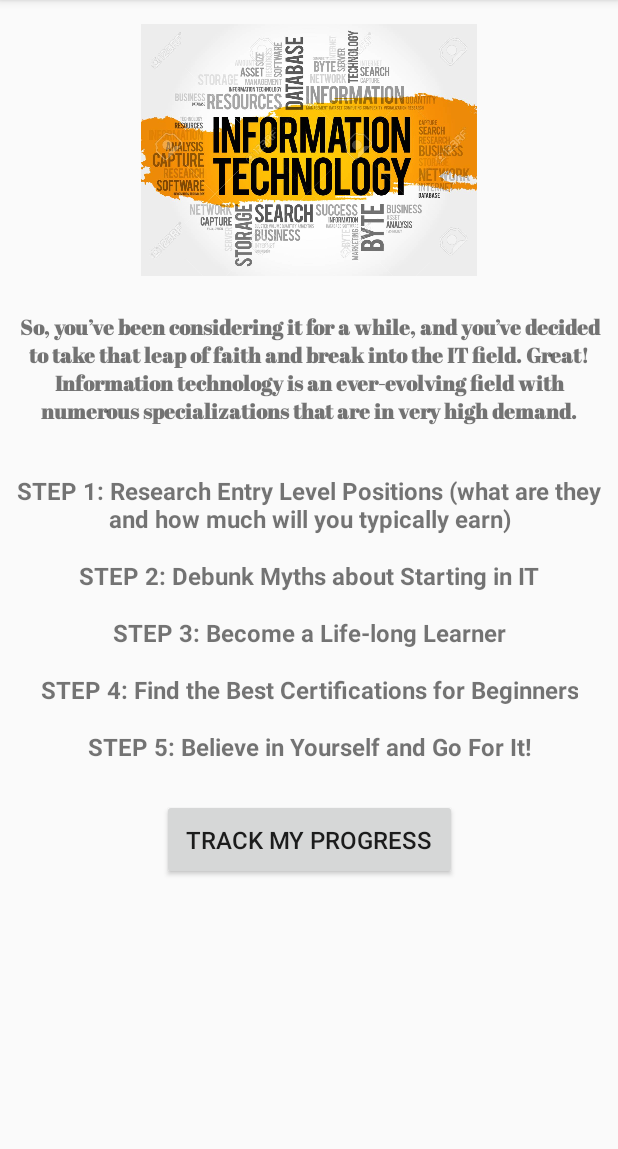
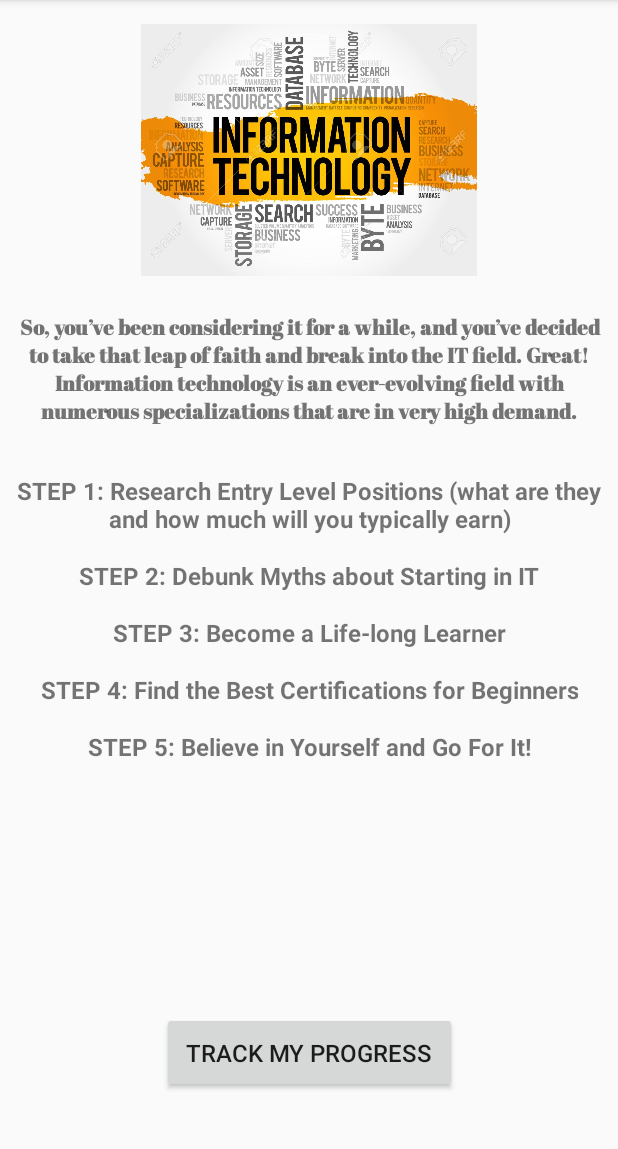
Before and after one commit to 17hardik/newSIH, an Android app: the ItSector screen opened directly, with no data from a screen before it, on a phone screen of 412 x 824 dp, the part 84-1233 px from its top. Run offline under Robolectric (Android 15) with nearby library versions, the phone set to English and light mode, and no system bars.

Commit message:
Fixed minor UI bugs

```diff
--- a/app/src/main/java/com/example/sih/progressTracker.java
+++ b/app/src/main/java/com/example/sih/progressTracker.java
@@ -74,7 +74,7 @@ public class progressTracker extends AppCompatActivity {
 
     public void onClickOk(View v){
 
-        int temp_level = ((Integer.parseInt(etPercent.getText().toString()))*MAX_LEVEL)/100;
+        int temp_level = ((Integer.parseInt(etPercent.getText().toString()))*MAX_LEVEL)/5;
         if (toLevel == temp_level || temp_level > MAX_LEVEL){
             return;
         }
--- a/app/src/main/res/layout/activity_career_fields.xml
+++ b/app/src/main/res/layout/activity_career_fields.xml
@@ -93,7 +93,8 @@
         android:id="@+id/getRoadmap"
         android:layout_width="wrap_content"
         android:layout_height="wrap_content"
-        android:padding="16dp"
+        app:layout_constraintVertical_bias="0.7"
+        app:layout_constraintHorizontal_bias="0.5"
         android:text="GET ROADMAP"
         android:textSize="18sp"
         app:layout_constraintBottom_toBottomOf="parent"
--- a/app/src/main/res/layout/activity_intro_roadmap.xml
+++ b/app/src/main/res/layout/activity_intro_roadmap.xml
@@ -53,8 +53,9 @@
         android:id="@+id/start"
         android:layout_width="wrap_content"
         android:layout_height="wrap_content"
-        android:layout_marginTop="36dp"
         android:text="Let's Get Started"
+        app:layout_constraintHorizontal_bias="0.5"
+        app:layout_constraintVertical_bias="0.7"
         app:layout_constraintBottom_toBottomOf="parent"
         app:layout_constraintEnd_toEndOf="parent"
         app:layout_constraintStart_toStartOf="parent"
--- a/app/src/main/res/layout/activity_it_sector.xml
+++ b/app/src/main/res/layout/activity_it_sector.xml
@@ -103,9 +103,10 @@
         android:padding="16dp"
         android:text="track my progress"
         android:textSize="16sp"
-        android:layout_marginTop="16dp"
+        app:layout_constraintBottom_toBottomOf="parent"
         app:layout_constraintEnd_toEndOf="parent"
         app:layout_constraintHorizontal_bias="0.5"
+        app:layout_constraintVertical_bias="0.8"
         app:layout_constraintStart_toStartOf="parent"
         app:layout_constraintTop_toBottomOf="@+id/step5" />
 
--- a/app/src/main/res/layout/activity_progress_tracker.xml
+++ b/app/src/main/res/layout/activity_progress_tracker.xml
@@ -70,6 +70,8 @@
         android:layout_width="match_parent"
         android:layout_height="wrap_content"
         android:onClick="onClickOk"
+        app:layout_constraintVertical_bias="0.7"
+        app:layout_constraintHorizontal_bias="0.5"
         android:text="show my progress"
         app:layout_constraintBottom_toBottomOf="parent"
         app:layout_constraintEnd_toEndOf="parent"
```
